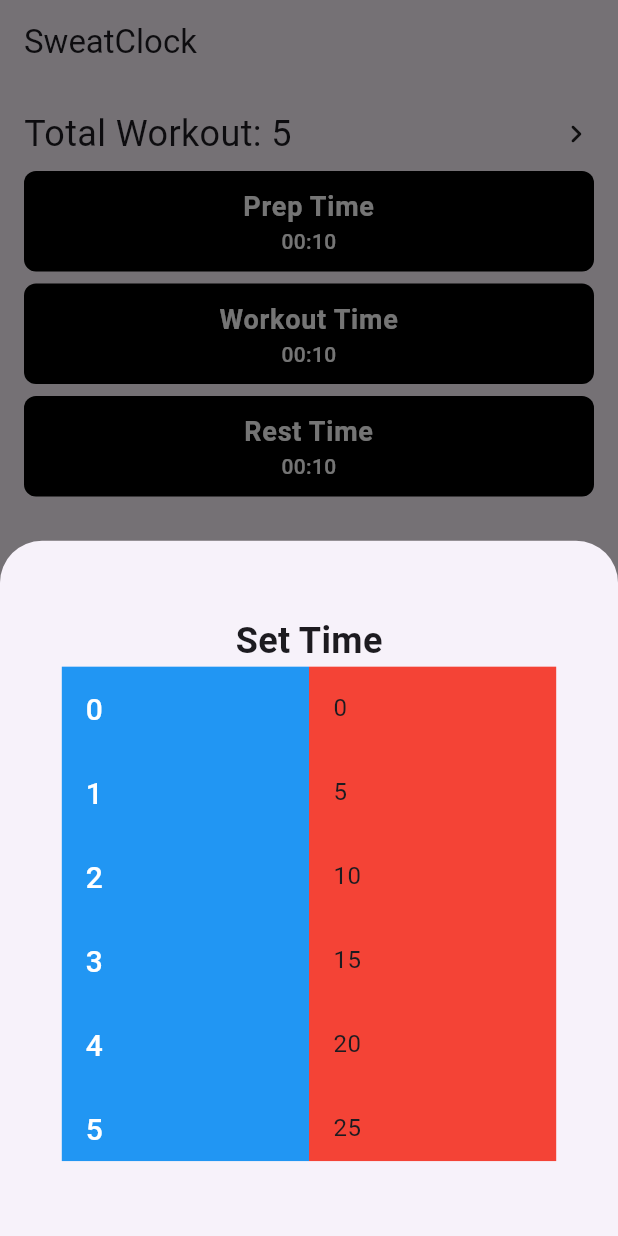
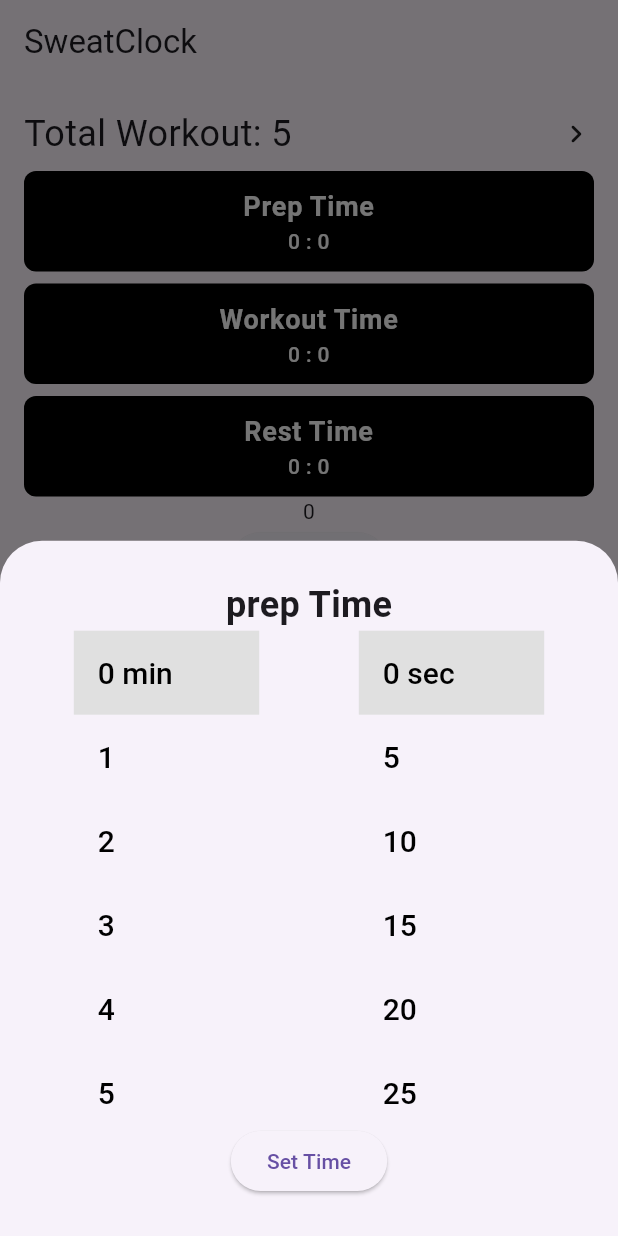
Before and after one commit to Adityaverma1998/sweat_clock, a Flutter app: the screen it shows after launch, after a tap on "Prep Time", on a phone screen of 412 x 824 dp. Run offline on Flutter 3.47's test engine with Material 3 defaults, Android fonts, the phone set to English and light mode, and no system bars.

Commit message:
fix: fix provider value show

```diff
--- a/lib/my_app.dart
+++ b/lib/my_app.dart
@@ -1,4 +1,6 @@
 import 'package:flutter/material.dart';
+import 'package:provider/provider.dart';
+import 'package:stop_watch/providers/home.dart';
 import 'package:stop_watch/screen/home_screen.dart';
 
 class MyApp extends StatelessWidget{
@@ -6,9 +8,16 @@ class MyApp extends StatelessWidget{
 
   @override
   Widget build(BuildContext context) {
-    return MaterialApp(
-      title:'SweatClock',
-      home: HomeScreen(),
+    return MultiProvider(
+      providers: [
+                ChangeNotifierProvider(create: (_) => Home()),
+
+      ],
+      child: MaterialApp(
+
+        title:'SweatClock',
+        home: HomeScreen(),
+      ),
     );
   }
 
--- a/lib/providers/home.dart
+++ b/lib/providers/home.dart
@@ -9,43 +9,42 @@ class Home with ChangeNotifier {
   int restMin = 0;
   int totalSec = 0;
 
-  // Update workout seconds
   void changeWorkoutSec(int value) {
     workoutSec = value;
     _updateTotalSec();
+     notifyListeners();
   }
 
-  // Update workout minutes
   void changeWorkoutMin(int value) {
     workoutMin = value;
     _updateTotalSec();
+     notifyListeners();
   }
 
-  // Update preparation seconds
   void changePrepSec(int value) {
     prepSec = value;
     _updateTotalSec();
+     notifyListeners();
   }
 
-  // Update preparation minutes
   void changePrepMin(int value) {
     prepMin = value;
     _updateTotalSec();
+     notifyListeners();
   }
 
-  // Update rest seconds
   void changeRestSec(int value) {
     restSec = value;
     _updateTotalSec();
+     notifyListeners();
   }
 
-  // Update rest minutes
   void changeRestMin(int value) {
     restMin = value;
     _updateTotalSec();
+     notifyListeners();
   }
 
-  // Recalculate total seconds
   void _updateTotalSec() {
     totalSec = workoutSec +
         (workoutMin * 60) +
@@ -53,7 +52,7 @@ class Home with ChangeNotifier {
         (prepMin * 60) +
         restSec +
         (restMin * 60);
-    notifyListeners(); // Notify listeners after recalculation
+    notifyListeners();
   }
 
   // Reset all values
--- a/lib/screen/home_screen.dart
+++ b/lib/screen/home_screen.dart
@@ -1,4 +1,6 @@
 import 'package:flutter/material.dart';
+import 'package:provider/provider.dart';
+import 'package:stop_watch/providers/home.dart';
 import 'package:stop_watch/widgets/set_time_bottom_sheet.dart';
 import 'package:stop_watch/widgets/workout_list.dart';
 
@@ -7,12 +9,16 @@ class HomeScreen extends StatelessWidget {
 
   @override
   Widget build(BuildContext context) {
+    final home = Provider.of<Home>(context);
+
     return SafeArea(
       child: Scaffold(
         appBar: _buildAppBar(),
         body: SingleChildScrollView(
             padding: EdgeInsets.symmetric(vertical: 16.0, horizontal: 16.0),
             child: Column(
+              mainAxisAlignment: MainAxisAlignment.spaceBetween,
+              crossAxisAlignment: CrossAxisAlignment.stretch,
               children: <Widget>[
                 Row(
                   children: [
@@ -31,9 +37,9 @@ class HomeScreen extends StatelessWidget {
                 ),
                 WorkoutListTile(
                   title: 'Prep Time',
-                  time: '00:10',
+                  time: '${home.prepMin} : ${home.prepSec} ',
                   onTap: () {
-                    showTimePickerBottomSheet(context);
+                    showTimePickerBottomSheet(context, 'prep');
                   },
                 ),
                 const SizedBox(
@@ -41,17 +47,30 @@ class HomeScreen extends StatelessWidget {
                 ),
                 WorkoutListTile(
                   title: 'Workout Time',
-                  time: '00:10',
-                  onTap: () {},
+                  time: '${home.workoutMin} : ${home.workoutSec} ',
+                  onTap: () {
+                    showTimePickerBottomSheet(context, 'workout');
+                  },
                 ),
                 const SizedBox(
                   height: 8.0,
                 ),
                 WorkoutListTile(
                   title: 'Rest Time',
-                  time: '00:10',
-                  onTap: () {},
+                  time: '${home.restMin} : ${home.restSec} ',
+                  onTap: () {
+                    showTimePickerBottomSheet(context, 'rest');
+                  },
                 ),
+
+                Column(
+                  children: [
+                    Text('${home.totalSec}'),
+                    ElevatedButton(onPressed: (){
+                  Navigator.pop(context);
+                }, child: Text("Set Time"))
+                  ],
+                )
               ],
             )),
       ),
--- a/lib/widgets/set_time_bottom_sheet.dart
+++ b/lib/widgets/set_time_bottom_sheet.dart
@@ -1,68 +1,131 @@
 import 'package:flutter/material.dart';
+import 'package:provider/provider.dart';
+import 'package:stop_watch/providers/home.dart';
 
-void showTimePickerBottomSheet(BuildContext context) {
+void showTimePickerBottomSheet(BuildContext context, String timerType) {
   List<int> minValues = List.generate(61, (index) => index);
   List<int> secValues = List.generate(13, (index) => index * 5);
 
-  double itemHeight = 30;
-  var selectedMin = minValues[(minValues.length / 2).toInt()];
-  var selectedSec = secValues[(secValues.length / 2).toInt()];
+  int selectedMin = minValues[0];
+  int selectedSec = secValues[0];
+  final home = context.read<Home>();
+
+  if (timerType == "prep") {
+    selectedMin = home.prepMin;
+    selectedSec = home.prepSec;
+  } else if (timerType == "workout") {
+    selectedMin = home.workoutMin;
+    selectedSec = home.workoutSec;
+  } else if (timerType == "rest") {
+    selectedMin = home.restMin;
+    selectedSec = home.restSec;
+  }
 
   showModalBottomSheet(
     context: context,
     builder: (BuildContext context) {
+      return StatefulBuilder(
+        builder: (BuildContext context, StateSetter setState) {
           return Container(
-        width: MediaQuery.of(context).size.width ,
-        padding: EdgeInsets.all(16.0),
+            width: MediaQuery.of(context).size.width,
+            padding: const EdgeInsets.all(16.0),
             alignment: Alignment.center,
             child: Column(
               mainAxisSize: MainAxisSize.min,
               children: <Widget>[
                 Text(
-              'Set Time',
-              style: TextStyle(fontSize: 24, fontWeight: FontWeight.bold),
+                  '$timerType Time',
+                  style: const TextStyle(
+                      fontSize: 24, fontWeight: FontWeight.bold),
                 ),
-            Row(mainAxisAlignment: MainAxisAlignment.center, children: <Widget>[
+                Row(
+                  mainAxisAlignment: MainAxisAlignment.spaceAround,
+                  children: <Widget>[
+                    // Minutes Picker
                     Container(
-                                color:Colors.blue,
-
+                      // color: Colors.blue,
                       height: MediaQuery.of(context).size.height * 0.4,
-                  width: MediaQuery.of(context).size.width * 0.4,
+                      width: MediaQuery.of(context).size.width * 0.3,
                       child: ListView.builder(
                         physics: const ClampingScrollPhysics(),
                         itemCount: minValues.length,
                         itemBuilder: (context, index) {
                           return ListTile(
-                        title: Text('${minValues[index]}'),
-                        titleTextStyle: TextStyle(
+                            tileColor: selectedMin == minValues[index]
+                                ? Colors.grey[300]
+                                : Colors.transparent,
+                            onTap: () {
+                              setState(() {
+                                selectedMin = minValues[index];
+                              });
+                              if (timerType == "prep") {
+                                home.changePrepMin(selectedMin);
+                              } else if (timerType == "workout") {
+                                home.changeWorkoutMin(selectedMin);
+                              } else if (timerType == "rest") {
+                                home.changeRestMin(selectedMin);
+                              }
+                            },
+                            title: Text(
+                                '${minValues[index]} ${selectedMin == minValues[index] ? "min" : ''}'),
+                            titleTextStyle: const TextStyle(
                               fontSize: 20,
-                          fontWeight: FontWeight.w500
+                              color: Colors.black,
+                              fontWeight: FontWeight.w500,
                             ),
                           );
                         },
-                  )),
+                      ),
+                    ),
+                    // Seconds Picker
                     Container(
-                color:Colors.red,
+                      // color: Colors.red,
                       height: MediaQuery.of(context).size.height * 0.4,
-                  width: MediaQuery.of(context).size.width * 0.4,
-                  child: Center(
+                      width: MediaQuery.of(context).size.width * 0.3,
                       child: ListView.builder(
                         physics: const ClampingScrollPhysics(),
                         itemCount: secValues.length,
                         itemBuilder: (context, index) {
                           return ListTile(
-                          onTap: (){
-
+                            tileColor: selectedSec == secValues[index]
+                                ? Colors.grey[300]
+                                : Colors.transparent,
+                            onTap: () {
+                              setState(() {
+                                selectedSec = secValues[index];
+                              });
+                              final home = context.read<Home>();
+                              if (timerType == "prep") {
+                                home.changePrepSec(selectedSec);
+                              } else if (timerType == "workout") {
+                                home.changeWorkoutSec(selectedSec);
+                              } else if (timerType == "rest") {
+                                home.changeRestSec(selectedSec);
+                              }
                             },
-                          title: Text('${secValues[index]}'),
+                            title: Text(
+                                '${secValues[index]} ${selectedSec == secValues[index] ? "sec" : ''}'),
+                            titleTextStyle: const TextStyle(
+                              fontSize: 20,
+                              color: Colors.black,
+                              fontWeight: FontWeight.w500,
+                            ),
                           );
                         },
                       ),
-                  ))
-            ])
+                    ),
+                  ],
+                ),
+                ElevatedButton(
+                    onPressed: () {
+                      Navigator.pop(context);
+                    },
+                    child: Text("Set Time"))
               ],
             ),
           );
         },
       );
+    },
+  );
 }
```
Lines whose indentation alone changed are shown as unchanged.
